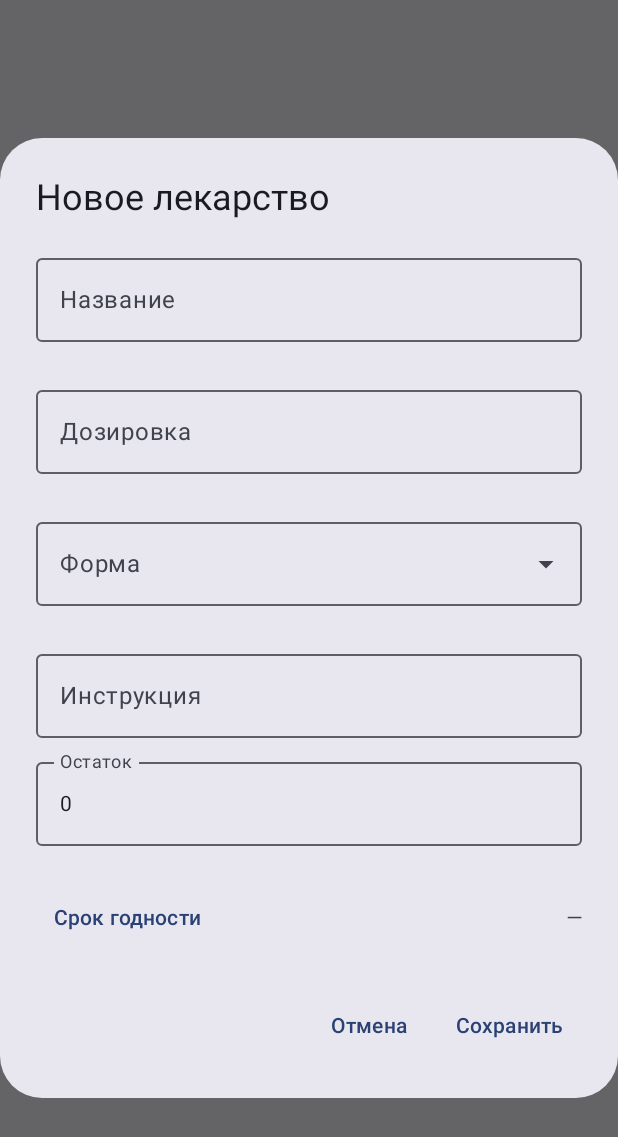
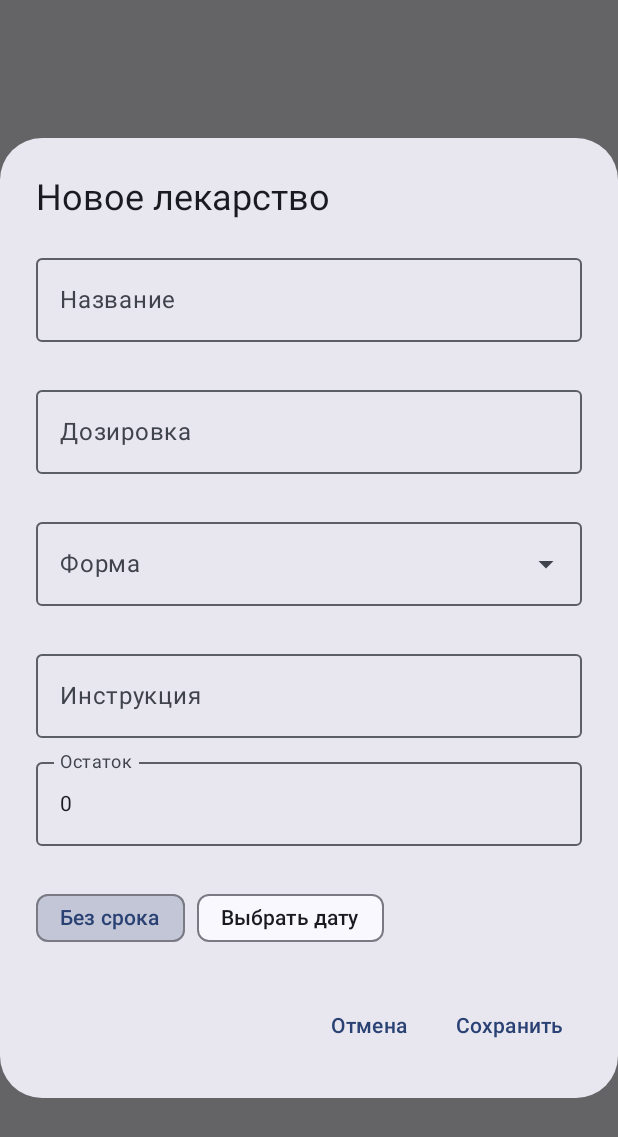
Before and after one commit to valeks03/Home-Medicine-Chest, an Android app built with Jetpack Compose: the composable MedicineEditDialog called with empty values, on a phone screen of 412 x 824 dp. Shown: the top 1137 px of the screen. Run offline under Robolectric (Android 15) with nearby library versions, the phone set to English and light mode, and no system bars.

Commit message:
Add assist chips for changing data

```diff
--- a/app/src/main/java/com/example/homemedicinechest/features/medicines/MedicineEditDialog.kt
+++ b/app/src/main/java/com/example/homemedicinechest/features/medicines/MedicineEditDialog.kt
@@ -130,23 +130,30 @@ fun MedicineEditDialog(
 
                 // Срок годности + подсветка
                 Row(
-                    modifier = Modifier.fillMaxWidth(),
-                    verticalAlignment = Alignment.CenterVertically,
-                    horizontalArrangement = Arrangement.SpaceBetween
+                    horizontalArrangement = Arrangement.spacedBy(8.dp),
+                    verticalAlignment = Alignment.CenterVertically
                 ) {
-                    TextButton(onClick = {
+                    AssistChip(
+                        onClick = {
+                            expiry = null
+                            expiryErr = false
+                        },
+                        label = { Text("Без срока") },
+                        colors = AssistChipDefaults.assistChipColors(
+                            containerColor = if (expiry == null) MaterialTheme.colorScheme.primary.copy(alpha = 0.2f)
+                            else MaterialTheme.colorScheme.surface,
+                            labelColor = if (expiry == null) MaterialTheme.colorScheme.primary
+                            else MaterialTheme.colorScheme.onSurface
+                        )
+                    )
+
+                    AssistChip(
+                        onClick = {
                             val now = Calendar.getInstance()
                             DatePickerDialog(ctx, { _, y, m, d ->
                                 val c = Calendar.getInstance()
-                            c.set(Calendar.YEAR, y)
-                            c.set(Calendar.MONTH, m)
-                            c.set(Calendar.DAY_OF_MONTH, d)
-                            c.set(Calendar.HOUR_OF_DAY, 12)
-                            c.set(Calendar.MINUTE, 0)
-                            c.set(Calendar.SECOND, 0)
-                            c.set(Calendar.MILLISECOND, 0)
+                                c.set(y, m, d, 12, 0, 0)
                                 val picked = c.timeInMillis
-                            // null разрешено; если выбрали дату — она должна быть в будущем
                                 if (picked <= System.currentTimeMillis()) {
                                     expiry = picked
                                     expiryErr = true
@@ -155,32 +162,17 @@ fun MedicineEditDialog(
                                     expiryErr = false
                                 }
                             }, now.get(Calendar.YEAR), now.get(Calendar.MONTH), now.get(Calendar.DAY_OF_MONTH)).show()
-                    }) { Text("Срок годности") }
-                    Spacer(Modifier.width(8.dp))
-
-                    Text(
-                        expiry?.let { df.format(Date(it)) } ?: "—",
-                        color = if (expiryErr) MaterialTheme.colorScheme.error else LocalContentColor.current,
-                        style = MaterialTheme.typography.bodyMedium,
-                        textAlign = TextAlign.End,
-                        modifier = Modifier.weight(1f)
+                        },
+                        label = { Text(expiry?.let { df.format(Date(it)) } ?: "Выбрать дату") },
+                        colors = AssistChipDefaults.assistChipColors(
+                            containerColor = if (expiry != null) MaterialTheme.colorScheme.primary.copy(alpha = 0.2f)
+                            else MaterialTheme.colorScheme.surface,
+                            labelColor = if (expiry != null) MaterialTheme.colorScheme.primary
+                            else MaterialTheme.colorScheme.onSurface
                         )
-
-                    // новая кнопка "Очистить" видна только если дата выбрана
-                    if (expiry != null) {
-                        Spacer(Modifier.width(8.dp))
-                        TextButton(
-                            onClick = { expiry = null; expiryErr = false }
-                        ) { Text("Очистить") }
-                    }
-                }
-                if (expiryErr) {
-                    Text(
-                        "Дата должна быть позже сегодняшнего дня",
-                        color = MaterialTheme.colorScheme.error,
-                        style = MaterialTheme.typography.bodySmall
                     )
                 }
+
             }
         },
         confirmButton = {
```
Lines whose indentation alone changed are shown as unchanged.
